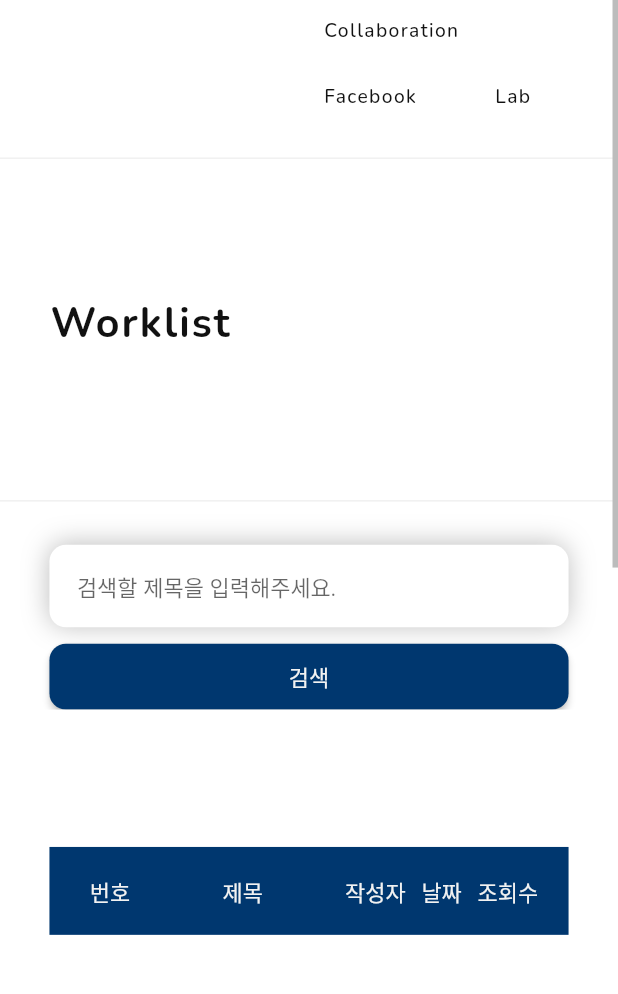
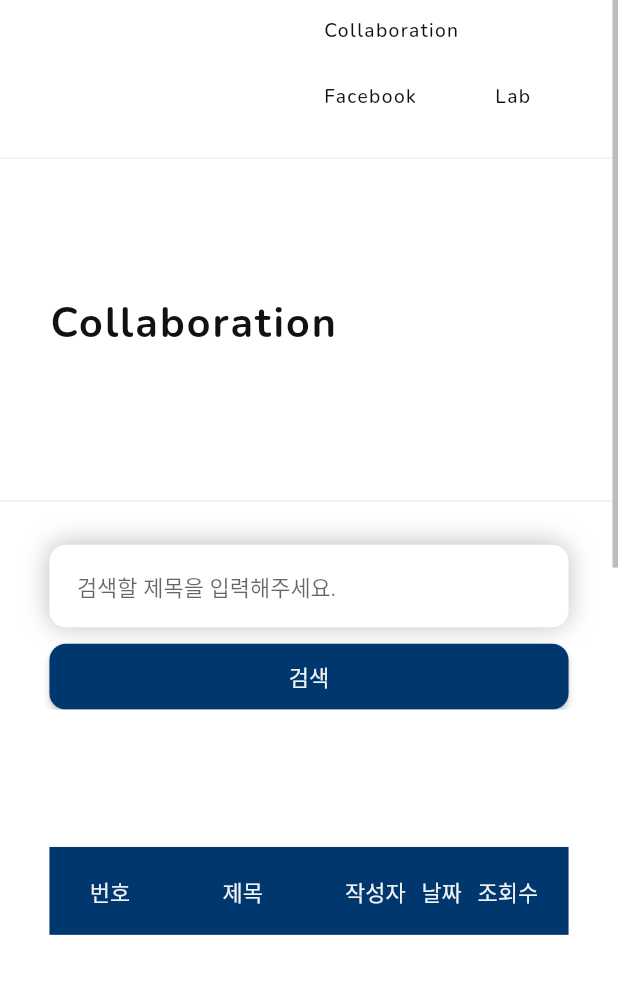
Before and after one commit to ysfintech/ysfintech, a Flutter app: the WorkPage screen opened by its route, on a phone screen of 412 x 824 dp, the part 227-1221 px from its top. Run offline on Flutter 3.47's test engine with Material 2 defaults, Android fonts, the phone set to English and light mode, and no system bars; our stand-ins replace cloud_firestore, firebase_auth, firebase_storage, flutter_markdown, flutter_svg, google_fonts and 1 more; missing offline and left inert: dart:html, image_picker_web, image_pixels, image_whisperer; accounts and stored records are empty.

Commit message:
Update worklist.dart

```diff
--- a/yonsei_financial_tech/lib/pages/worklist/worklist.dart
+++ b/yonsei_financial_tech/lib/pages/worklist/worklist.dart
@@ -192,7 +192,7 @@ class _WorkPageState extends State<WorkPage> {
           SizedBox(height: 100),
           Container(
             child: Text(
-              'Worklist',
+              'Collaboration',
               style: h1TextStyle,
             ),
           ),
```
